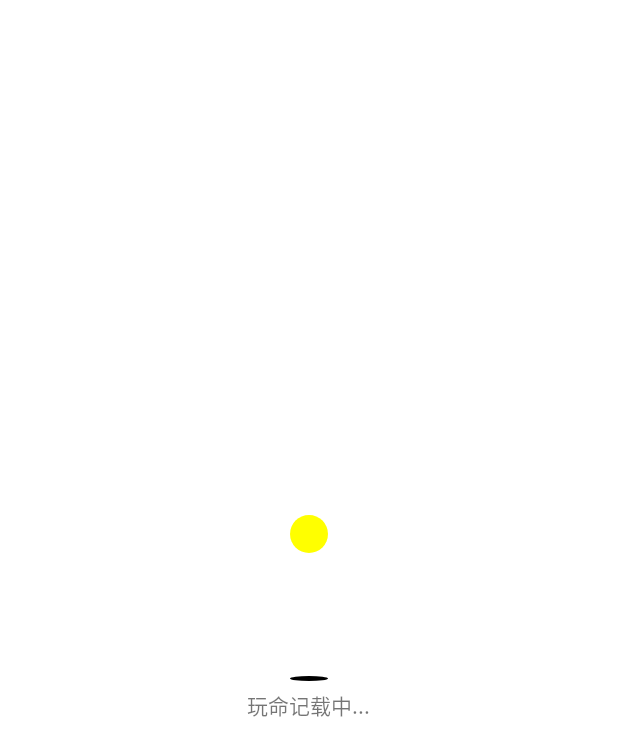
After one commit to jianghu9527/DomeSummary, an Android app: the layout ui_loading_view.xml on its own in the app's theme, with its tools: preview values and no code run, on a phone screen of 412 x 824 dp. The commit adds this screen. Shown: the top 756 px of the screen. Run offline under Robolectric (Android 15) with nearby library versions, the phone set to English and light mode, and no system bars.

Commit message:
Loadingview

```diff
--- a/app/src/main/java/com/cd/ruileda/cc/view/widget/ShapeView.java
+++ b/app/src/main/java/com/cd/ruileda/cc/view/widget/ShapeView.java
@@ -93,4 +93,8 @@ public class ShapeView extends View {
     public enum Shape {
         Circle, Square, Triangle
     }
+
+    public Shape getCurrentShape() {
+        return mCurrentShape;
+    }
 }
--- /dev/null
+++ b/app/src/main/res/drawable/loading_shadow_bg.xml
@@ -0,0 +1,7 @@
+<?xml version="1.0" encoding="utf-8"?>
+<shape
+    xmlns:android="http://schemas.android.com/apk/res/android"
+    android:shape="oval">
+
+    <solid android:color="#000000"/>
+</shape>
--- /dev/null
+++ b/app/src/main/res/layout/ui_loading_view.xml
@@ -0,0 +1,29 @@
+<?xml version="1.0" encoding="utf-8"?>
+<LinearLayout
+    xmlns:android="http://schemas.android.com/apk/res/android"
+    xmlns:app="http://schemas.android.com/apk/res-auto"
+    android:layout_width="match_parent"
+    android:orientation="vertical"
+    android:background="#FFFFFF"
+    android:gravity="center"
+    android:layout_height="match_parent">
+
+    <com.cd.ruileda.cc.view.widget.ShapeView
+        android:id="@+id/shape_view"
+        android:layout_width="25dp"
+        android:layout_marginBottom="82dp"
+        android:layout_height="25dp" />
+
+    <View
+        android:id="@+id/shadow_view"
+        android:background="@drawable/loading_shadow_bg"
+        android:layout_width="25dp"
+        android:layout_height="3dp"/>
+
+    <TextView
+        android:layout_marginTop="5dp"
+        android:layout_width="wrap_content"
+        android:text="玩命记载中..."
+        android:layout_height="wrap_content" />
+
+</LinearLayout>
```
Also changed, not shown: app/src/main/java/com/cd/ruileda/cc/view/widget/LoadingView.java (added, +191 -0 lines).
